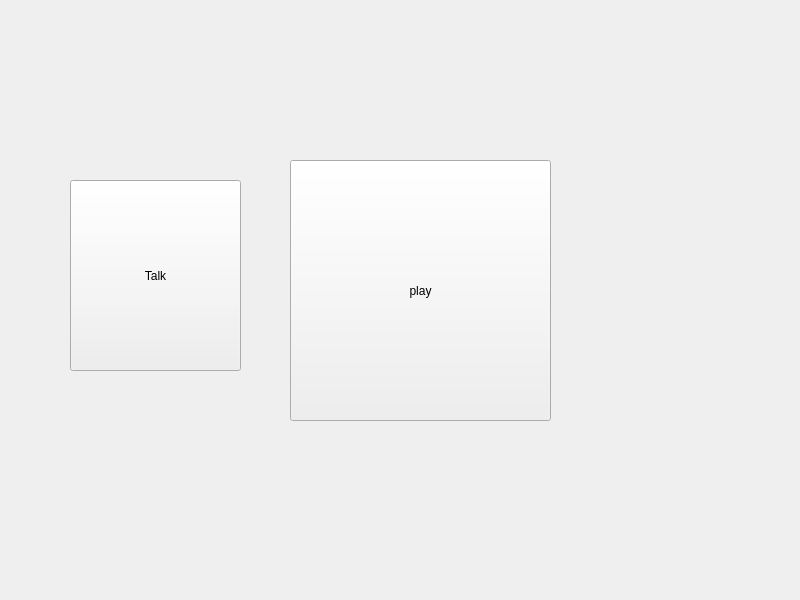
Old version of the form widget.ui in the repository ArianFiroozi/CN_CA_1.
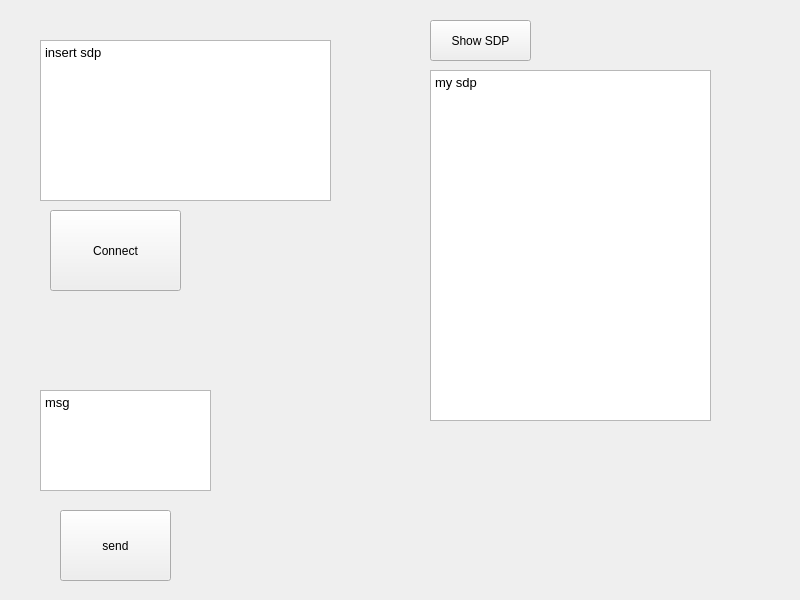
New version of the form.

Commit message: basic ui implemented for text messaging

```diff
--- a/widget.ui
+++ b/widget.ui
@@ -13,30 +13,103 @@
   <property name="windowTitle">
    <string>Widget</string>
   </property>
-  <widget class="QPushButton" name="play_button">
+  <widget class="QTextEdit" name="textEdit">
    <property name="geometry">
     <rect>
-     <x>290</x>
-     <y>160</y>
-     <width>261</width>
-     <height>261</height>
+     <x>40</x>
+     <y>40</y>
+     <width>291</width>
+     <height>161</height>
     </rect>
    </property>
-   <property name="text">
-    <string>play</string>
+   <property name="html">
+    <string>&lt;!DOCTYPE HTML PUBLIC &quot;-//W3C//DTD HTML 4.0//EN&quot; &quot;http://www.w3.org/TR/REC-html40/strict.dtd&quot;&gt;
+&lt;html&gt;&lt;head&gt;&lt;meta name=&quot;qrichtext&quot; content=&quot;1&quot; /&gt;&lt;meta charset=&quot;utf-8&quot; /&gt;&lt;style type=&quot;text/css&quot;&gt;
+p, li { white-space: pre-wrap; }
+hr { height: 1px; border-width: 0; }
+li.unchecked::marker { content: &quot;\2610&quot;; }
+li.checked::marker { content: &quot;\2612&quot;; }
+&lt;/style&gt;&lt;/head&gt;&lt;body style=&quot; font-family:'Noto Sans Arabic'; font-size:10pt; font-weight:400; font-style:normal;&quot;&gt;
+&lt;p style=&quot; margin-top:0px; margin-bottom:0px; margin-left:0px; margin-right:0px; -qt-block-indent:0; text-indent:0px;&quot;&gt;insert sdp&lt;/p&gt;&lt;/body&gt;&lt;/html&gt;</string>
+   </property>
+  </widget>
+  <widget class="QTextBrowser" name="textBrowser">
+   <property name="geometry">
+    <rect>
+     <x>430</x>
+     <y>70</y>
+     <width>281</width>
+     <height>351</height>
+    </rect>
+   </property>
+   <property name="html">
+    <string>&lt;!DOCTYPE HTML PUBLIC &quot;-//W3C//DTD HTML 4.0//EN&quot; &quot;http://www.w3.org/TR/REC-html40/strict.dtd&quot;&gt;
+&lt;html&gt;&lt;head&gt;&lt;meta name=&quot;qrichtext&quot; content=&quot;1&quot; /&gt;&lt;meta charset=&quot;utf-8&quot; /&gt;&lt;style type=&quot;text/css&quot;&gt;
+p, li { white-space: pre-wrap; }
+hr { height: 1px; border-width: 0; }
+li.unchecked::marker { content: &quot;\2610&quot;; }
+li.checked::marker { content: &quot;\2612&quot;; }
+&lt;/style&gt;&lt;/head&gt;&lt;body style=&quot; font-family:'Noto Sans Arabic'; font-size:10pt; font-weight:400; font-style:normal;&quot;&gt;
+&lt;p style=&quot; margin-top:0px; margin-bottom:0px; margin-left:0px; margin-right:0px; -qt-block-indent:0; text-indent:0px;&quot;&gt;my sdp&lt;/p&gt;&lt;/body&gt;&lt;/html&gt;</string>
    </property>
   </widget>
   <widget class="QPushButton" name="pushButton">
    <property name="geometry">
     <rect>
-     <x>70</x>
-     <y>180</y>
+     <x>430</x>
+     <y>20</y>
+     <width>101</width>
+     <height>41</height>
+    </rect>
+   </property>
+   <property name="text">
+    <string>Show SDP</string>
+   </property>
+  </widget>
+  <widget class="QPushButton" name="pushButton_2">
+   <property name="geometry">
+    <rect>
+     <x>50</x>
+     <y>210</y>
+     <width>131</width>
+     <height>81</height>
+    </rect>
+   </property>
+   <property name="text">
+    <string>Connect</string>
+   </property>
+  </widget>
+  <widget class="QPushButton" name="pushButton_3">
+   <property name="geometry">
+    <rect>
+     <x>60</x>
+     <y>510</y>
+     <width>111</width>
+     <height>71</height>
+    </rect>
+   </property>
+   <property name="text">
+    <string>send</string>
+   </property>
+  </widget>
+  <widget class="QTextEdit" name="textEdit_2">
+   <property name="geometry">
+    <rect>
+     <x>40</x>
+     <y>390</y>
      <width>171</width>
-     <height>191</height>
+     <height>101</height>
     </rect>
    </property>
-   <property name="text">
-    <string>Talk</string>
+   <property name="html">
+    <string>&lt;!DOCTYPE HTML PUBLIC &quot;-//W3C//DTD HTML 4.0//EN&quot; &quot;http://www.w3.org/TR/REC-html40/strict.dtd&quot;&gt;
+&lt;html&gt;&lt;head&gt;&lt;meta name=&quot;qrichtext&quot; content=&quot;1&quot; /&gt;&lt;meta charset=&quot;utf-8&quot; /&gt;&lt;style type=&quot;text/css&quot;&gt;
+p, li { white-space: pre-wrap; }
+hr { height: 1px; border-width: 0; }
+li.unchecked::marker { content: &quot;\2610&quot;; }
+li.checked::marker { content: &quot;\2612&quot;; }
+&lt;/style&gt;&lt;/head&gt;&lt;body style=&quot; font-family:'Noto Sans Arabic'; font-size:10pt; font-weight:400; font-style:normal;&quot;&gt;
+&lt;p style=&quot; margin-top:0px; margin-bottom:0px; margin-left:0px; margin-right:0px; -qt-block-indent:0; text-indent:0px;&quot;&gt;msg&lt;/p&gt;&lt;/body&gt;&lt;/html&gt;</string>
    </property>
   </widget>
  </widget>
```
The commit also changes 6 other files.
